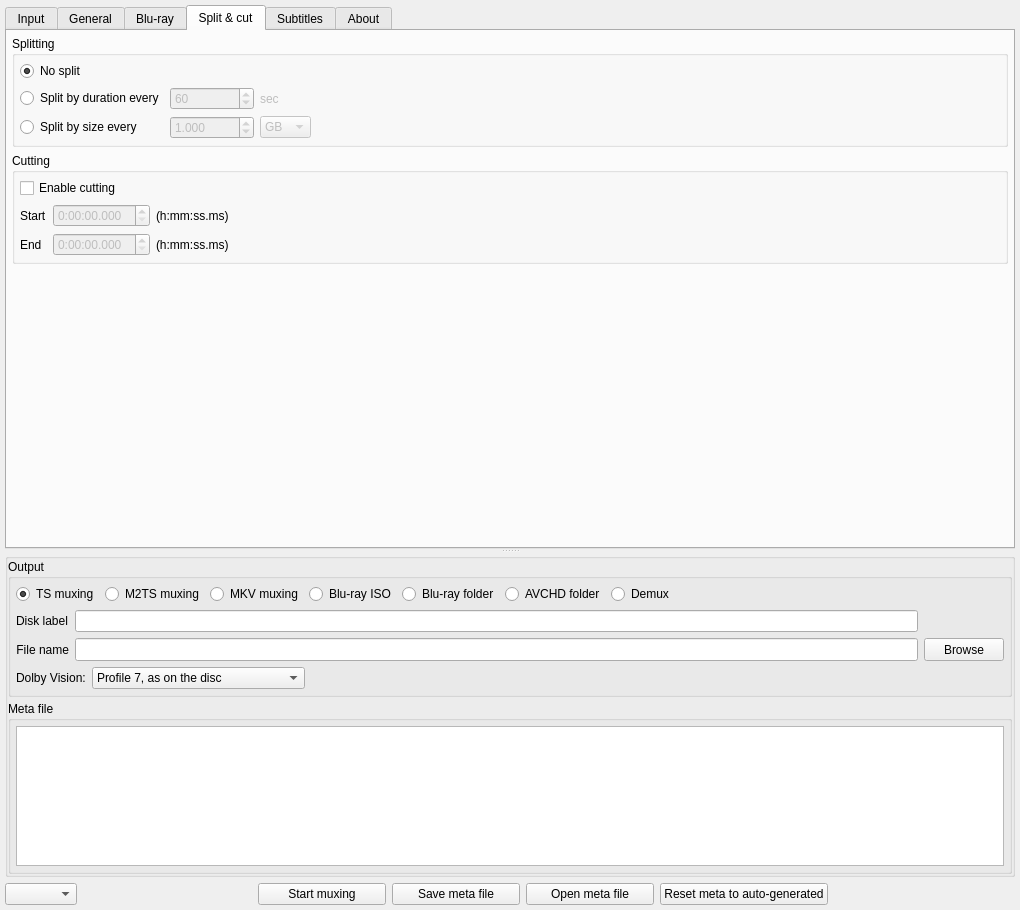
teaching-droid/tsMuxer, file tsMuxerGUI/tsmuxerwindow.ui: the form before one commit.
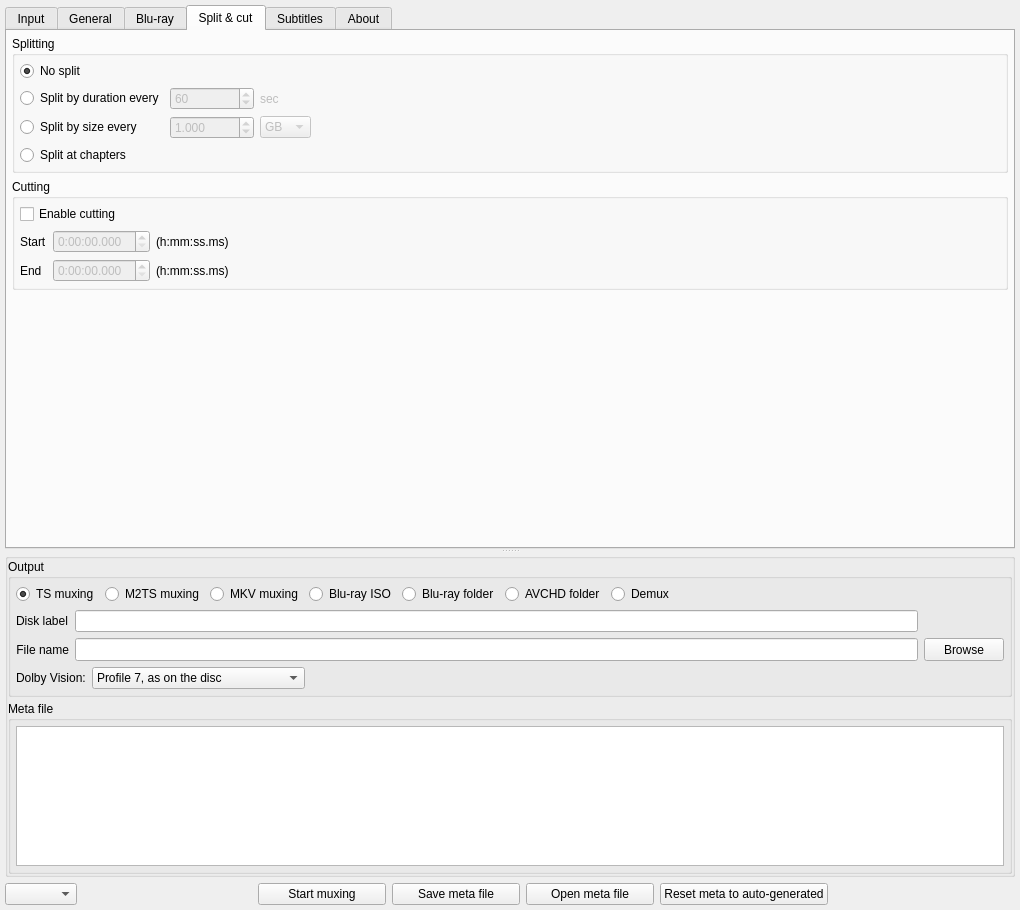
The form after the commit. The open tabs and pages were chosen to show the change. Icons and pictures are not drawn.

Commit message: feat: the window can ask for splitting at chapters

Diff of the .ui file:
```diff
--- a/tsMuxerGUI/tsmuxerwindow.ui
+++ b/tsMuxerGUI/tsmuxerwindow.ui
@@ -1926,6 +1926,13 @@
                </item>
               </widget>
              </item>
+             <item row="3" column="0">
+              <widget class="QRadioButton" name="splitByChapters">
+               <property name="text">
+                <string>Split at chapters</string>
+               </property>
+              </widget>
+             </item>
             </layout>
            </item>
            <item>
```
Left out of the diff: 1 changed line with no effect on the pictures. The commit also changes 9 other files.
